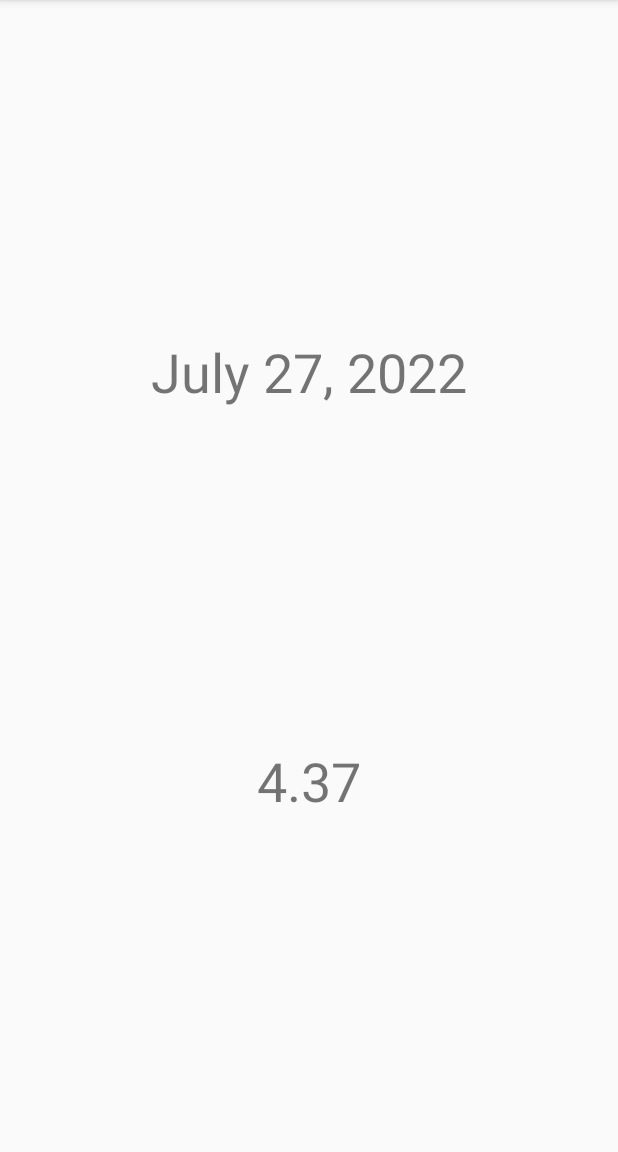
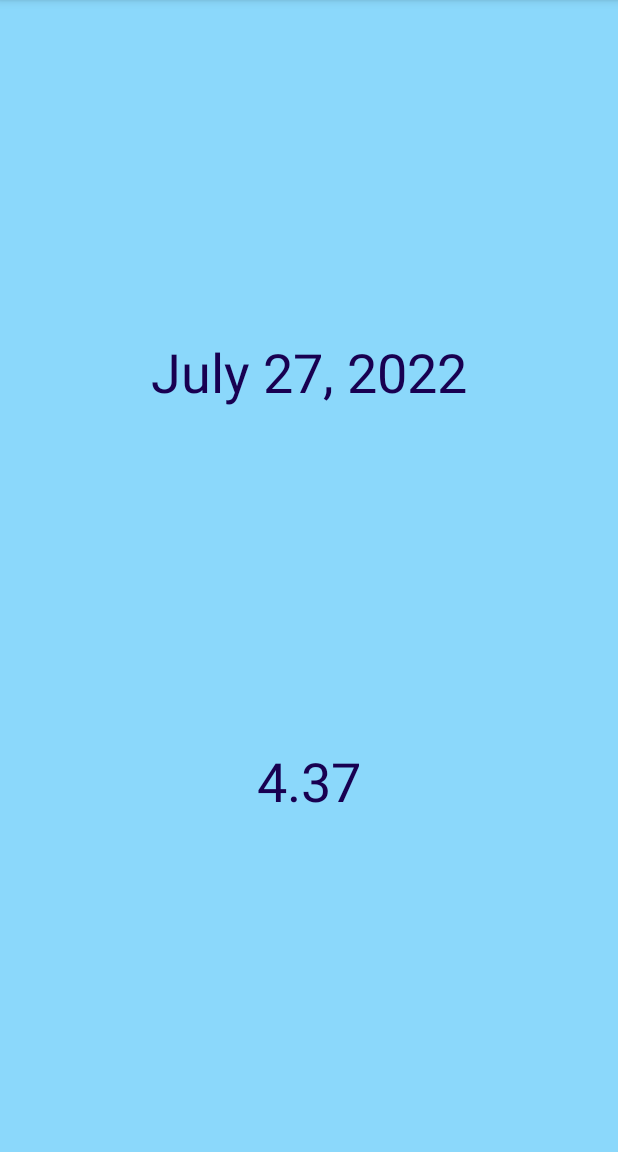
Before and after one commit to vivian-dai/SuperiorTimeSystem, an Android app: the screen it shows after launch (MainActivity), on a phone screen of 412 x 824 dp, the part 84-1236 px from its top. Run offline under Robolectric (Android 15) with nearby library versions, the phone set to English and light mode, and no system bars.

Commit message:
dark and light mode works

```diff
--- a/app/src/main/res/layout/decimal_time.xml
+++ b/app/src/main/res/layout/decimal_time.xml
@@ -1,7 +1,7 @@
 <RelativeLayout xmlns:android="http://schemas.android.com/apk/res/android"
     android:layout_width="match_parent"
     android:layout_height="match_parent"
-    android:background="?android:attr/colorBackground"
+    android:background="?android:attr/windowBackground"
     android:padding="@dimen/widget_margin">
 
     <TextView
--- /dev/null
+++ b/app/src/main/res/values-night/styles.xml
@@ -0,0 +1,10 @@
+<?xml version="1.0" encoding="utf-8"?>
+<resources>
+    <!-- Theme Night -->
+    <style name="AppTheme" parent="Theme.AppCompat.DayNight.DarkActionBar">
+        <item name="colorPrimaryDark">@color/pastelBlue</item>
+        <item name="colorPrimary">@color/blue</item>
+        <item name="android:windowBackground">@color/navyBlue</item>
+        <item name="android:textColor">@color/grey</item>
+    </style>
+</resources>
--- a/app/src/main/res/values/attrs.xml
+++ /dev/null
@@ -1,5 +0,0 @@
-<?xml version="1.0" encoding="utf-8"?>
-<resources>
-    <attr name="bkg" format="color"></attr>
-    <attr name="text" format="color"></attr>
-</resources>
```
Also changed, not shown: app/src/main/res/values/styles.xml (+3 -13 lines).
